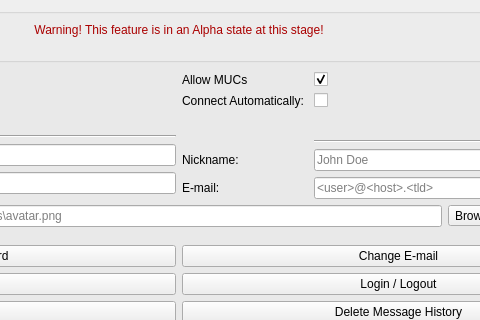
Before: the Qt Designer form src/ui/dialogsettings.ui in GekkoFyre/small-world-deluxe, drawn with Qt 5; both pictures show x 333 to 813 and y 106 to 426 of the 1024 by 768 pixel window.
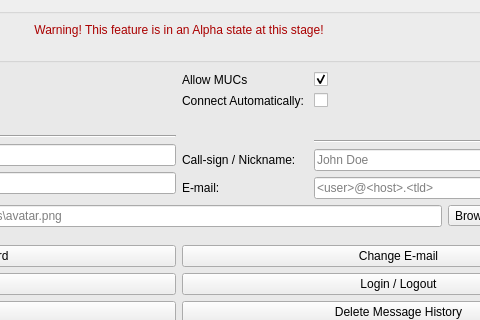
After: the same form once the commit is applied. The open tabs and pages were chosen to show the change.

Diff of the .ui file:
```diff
--- a/src/ui/dialogsettings.ui
+++ b/src/ui/dialogsettings.ui
@@ -2197,7 +2197,7 @@
                                     <item row="4" column="0">
                                      <widget class="QLabel" name="label_xmpp_server_nickname">
                                       <property name="text">
-                                       <string>Nickname: </string>
+                                       <string>Call-sign / Nickname: </string>
                                       </property>
                                      </widget>
                                     </item>
```
